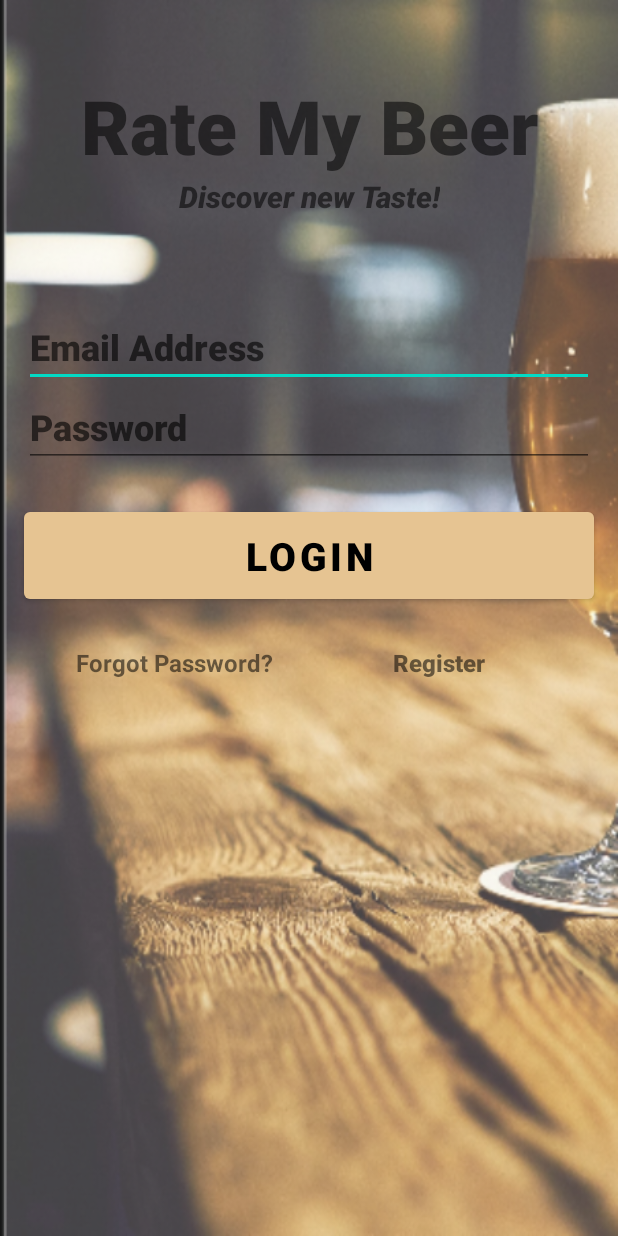
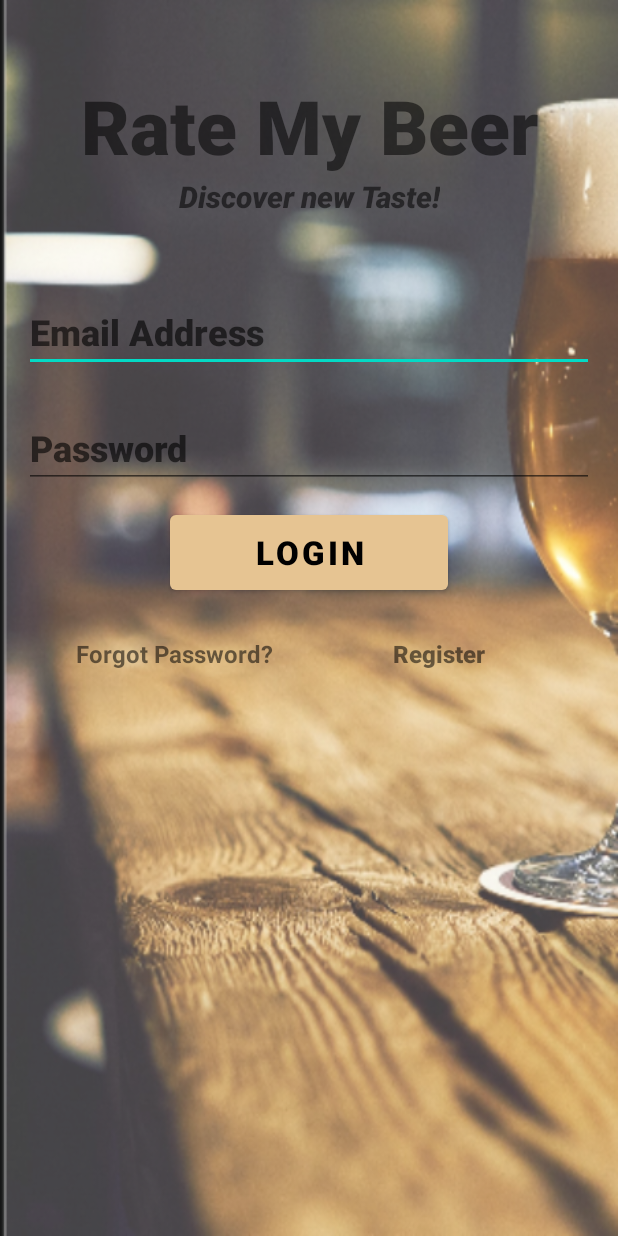
Before and after one commit to robinp12/Rate-My-Beer, an Android app: the screen it shows after launch (Activity_Login), on a phone screen of 412 x 824 dp. Run offline under Robolectric (Android 15) with nearby library versions, the phone set to English and light mode, and no system bars; our stand-ins replace Firebase (no records; nobody signed in at launch, a user with empty details on screens opened directly).

Commit message:
écran(login+register+timeline+beerinformation)

```diff
--- a/app/src/main/res/layout/activity_login.xml
+++ b/app/src/main/res/layout/activity_login.xml
@@ -3,8 +3,8 @@
     xmlns:app="http://schemas.android.com/apk/res-auto"
     xmlns:tools="http://schemas.android.com/tools"
     android:layout_width="match_parent"
-android:background="@drawable/fond"
     android:layout_height="match_parent"
+    android:background="@drawable/fond"
 
     tools:context=".Activity_Login">
 
@@ -12,114 +12,123 @@ android:background="@drawable/fond"
         android:id="@+id/banner"
         android:layout_width="match_parent"
         android:layout_height="wrap_content"
+        android:layout_marginTop="50sp"
+
+        android:fontFamily="sans-serif-black"
         android:text="Rate My Beer"
-
+        android:textAlignment="center"
+        android:textSize="50sp"
         android:textStyle="bold"
-        android:textSize="50sp"
-        android:fontFamily="sans-serif-black"
-        app:layout_constraintTop_toTopOf="parent"
+        app:layout_constraintLeft_toLeftOf="parent"
         app:layout_constraintRight_toRightOf="parent"
-        app:layout_constraintLeft_toLeftOf="parent"
-        android:layout_marginTop="50dp"
-        android:textAlignment="center"
-        />
+        app:layout_constraintTop_toTopOf="parent" />
 
     <TextView
         android:id="@+id/bannerDescription"
         android:layout_width="wrap_content"
         android:layout_height="wrap_content"
+        android:fontFamily="sans-serif-black"
         android:text="Discover new Taste!"
-        android:fontFamily="sans-serif-black"
+        android:textAlignment="center"
+        android:textSize="20sp"
         android:textStyle="italic"
-        android:textSize="20sp"
-        android:textAlignment="center"
-        app:layout_constraintTop_toBottomOf="@id/banner"
+        app:layout_constraintLeft_toLeftOf="parent"
         app:layout_constraintRight_toRightOf="parent"
-        app:layout_constraintLeft_toLeftOf="parent"
-        />
+        app:layout_constraintTop_toBottomOf="@id/banner" />
 
 
     <EditText
         android:id="@+id/email"
-        android:layout_width="380dp"
+        android:layout_width="0dp"
         android:layout_height="wrap_content"
-        android:layout_marginTop="60dp"
-        android:ems="10"
+        android:layout_marginStart="16dp"
+        android:layout_marginTop="50sp"
+        android:layout_marginEnd="16dp"
+        android:ems="1"
+        android:fontFamily="sans-serif-black"
+
         android:hint="Email Address"
-        android:fontFamily="sans-serif-black"
         android:inputType="textEmailAddress"
         android:textSize="24sp"
-        app:layout_constraintRight_toRightOf="parent"
-        app:layout_constraintLeft_toLeftOf="parent"
+        app:layout_constraintEnd_toEndOf="parent"
+        app:layout_constraintStart_toStartOf="parent"
         app:layout_constraintTop_toBottomOf="@id/bannerDescription"
+        tools:ignore="MissingConstraints" />
 
-        />
     <EditText
         android:id="@+id/password"
-        android:layout_width="380dp"
+        android:layout_width="0dp"
         android:layout_height="wrap_content"
+        android:layout_marginStart="16dp"
+
+        android:layout_marginTop="24sp"
+        android:layout_marginEnd="16dp"
         android:fontFamily="sans-serif-black"
-        android:ems="10"
         android:hint="Password"
         android:inputType="textPassword"
         android:textSize="24sp"
-        app:layout_constraintRight_toRightOf="parent"
-        app:layout_constraintLeft_toLeftOf="parent"
+        app:layout_constraintEnd_toEndOf="parent"
+        app:layout_constraintHorizontal_bias="1.0"
+        app:layout_constraintStart_toStartOf="parent"
         app:layout_constraintTop_toBottomOf="@id/email"
-        />
+        tools:ignore="MissingConstraints" />
 
     <Button
         android:id="@+id/signIn"
-        android:layout_width="380dp"
-        android:layout_height="70dp"
-        android:layout_marginTop="24dp"
+        android:layout_width="185dp"
+        android:layout_height="62dp"
+        android:layout_marginStart="31sp"
+        android:layout_marginTop="12dp"
+        android:layout_marginEnd="31dp"
         android:text="Login"
         android:textColor="@color/black"
-        android:textSize="26sp"
+        android:textSize="22sp"
+
         android:textStyle="bold"
-        app:layout_constraintRight_toRightOf="parent"
-        app:layout_constraintLeft_toLeftOf="parent"
+        app:layout_constraintEnd_toEndOf="parent"
+        app:layout_constraintStart_toStartOf="parent"
         app:layout_constraintTop_toBottomOf="@id/password"
+        tools:ignore="MissingConstraints" />
 
-        />
     <TextView
         android:id="@+id/forgotPassword"
         android:layout_width="wrap_content"
         android:layout_height="wrap_content"
+        android:layout_marginLeft="50sp"
+        android:layout_marginTop="25sp"
         android:text="Forgot Password?"
+        android:textAlignment="center"
+        android:textSize="16sp"
         android:textStyle="bold"
-        android:textSize="16sp"
-        android:textAlignment="center"
-        app:layout_constraintTop_toBottomOf="@id/signIn"
         app:layout_constraintLeft_toLeftOf="parent"
-        android:layout_marginTop="25dp"
-        android:layout_marginLeft="50dp"
-        />
+        app:layout_constraintTop_toBottomOf="@id/signIn" />
+
     <TextView
         android:id="@+id/register"
         android:layout_width="wrap_content"
         android:layout_height="wrap_content"
+        android:layout_marginLeft="80sp"
+        android:fontFamily="sans-serif-black"
         android:text="Register"
-        android:fontFamily="sans-serif-black"
+        android:textSize="16sp"
         android:textStyle="bold"
-        android:textSize="16sp"
-        app:layout_constraintTop_toTopOf="@id/forgotPassword"
         app:layout_constraintLeft_toRightOf="@id/forgotPassword"
 
-        android:layout_marginLeft="80dp"
+        app:layout_constraintTop_toTopOf="@id/forgotPassword"
 
-         />
+        />
+
     <ProgressBar
         android:id="@+id/progressBar"
         style="?android:attr/progressBarStyleLarge"
         android:layout_width="wrap_content"
         android:layout_height="wrap_content"
+        android:layout_centerInParent="true"
         android:fontFamily="sans-serif-black"
-        android:layout_centerInParent="true"
         android:visibility="gone"
-        app:layout_constraintTop_toTopOf="parent"
         app:layout_constraintBottom_toBottomOf="parent"
         app:layout_constraintLeft_toLeftOf="parent"
-        app:layout_constraintRight_toRightOf="parent" />
+        app:layout_constraintRight_toRightOf="parent"
+        app:layout_constraintTop_toTopOf="parent" />
 
 </androidx.constraintlayout.widget.ConstraintLayout>
--- a/app/src/main/res/mipmap-anydpi-v26/ic_launcher.xml
+++ b/app/src/main/res/mipmap-anydpi-v26/ic_launcher.xml
@@ -1,5 +1,5 @@
 <?xml version="1.0" encoding="utf-8"?>
 <adaptive-icon xmlns:android="http://schemas.android.com/apk/res/android">
-    <background android:drawable="@drawable/ic_launcher_background" />
-    <foreground android:drawable="@drawable/ic_launcher_foreground" />
+    <background android:drawable="@drawable/b" />
+
 </adaptive-icon>
--- a/app/src/main/res/values/dimens.xml
+++ b/app/src/main/res/values/dimens.xml
@@ -2,4 +2,5 @@
     <!-- Default screen margins, per the Android Design guidelines. -->
     <dimen name="activity_horizontal_margin">16dp</dimen>
     <dimen name="activity_vertical_margin">16dp</dimen>
+
 </resources>
```
Also changed, not shown: app/src/main/res/layout/activity_beer.xml (+6 -4 lines), app/src/main/res/layout/activity_home.xml (+6 -4 lines), app/src/main/res/layout/activity_register.xml (+20 -15 lines).
